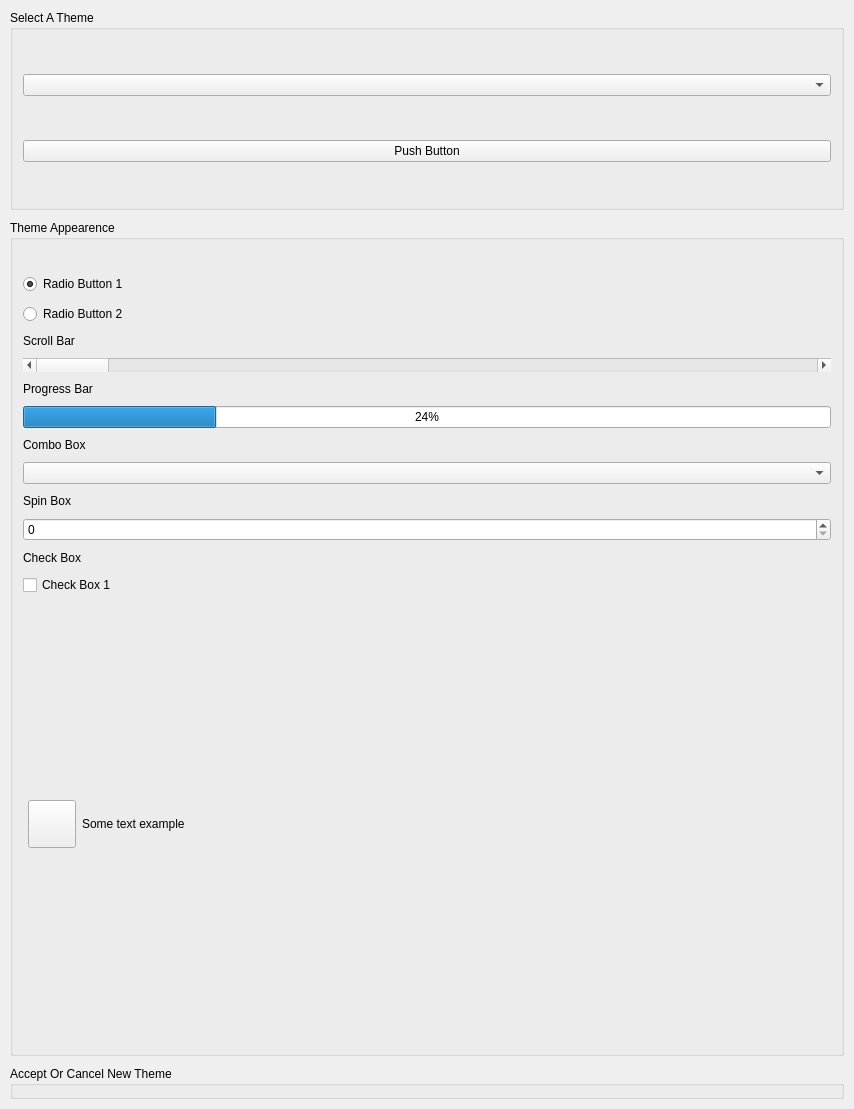
Above: GoTvApps/GoTvCommon/Forms/AppletTheme.ui from brettrjones/gotvptop before the change. Below: the same form after it.
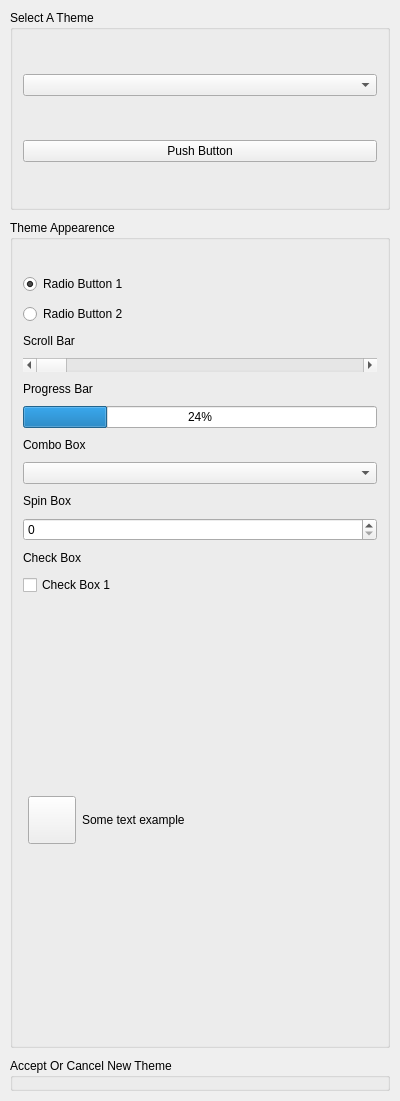
That is the form after the change. Custom widgets are drawn as their Qt base class.

The edit to the form file:
```diff
--- a/GoTvApps/GoTvCommon/Forms/AppletTheme.ui
+++ b/GoTvApps/GoTvCommon/Forms/AppletTheme.ui
@@ -6,8 +6,8 @@
    <rect>
     <x>0</x>
     <y>0</y>
-    <width>854</width>
-    <height>1109</height>
+    <width>400</width>
+    <height>1101</height>
    </rect>
   </property>
   <property name="sizePolicy">
```
